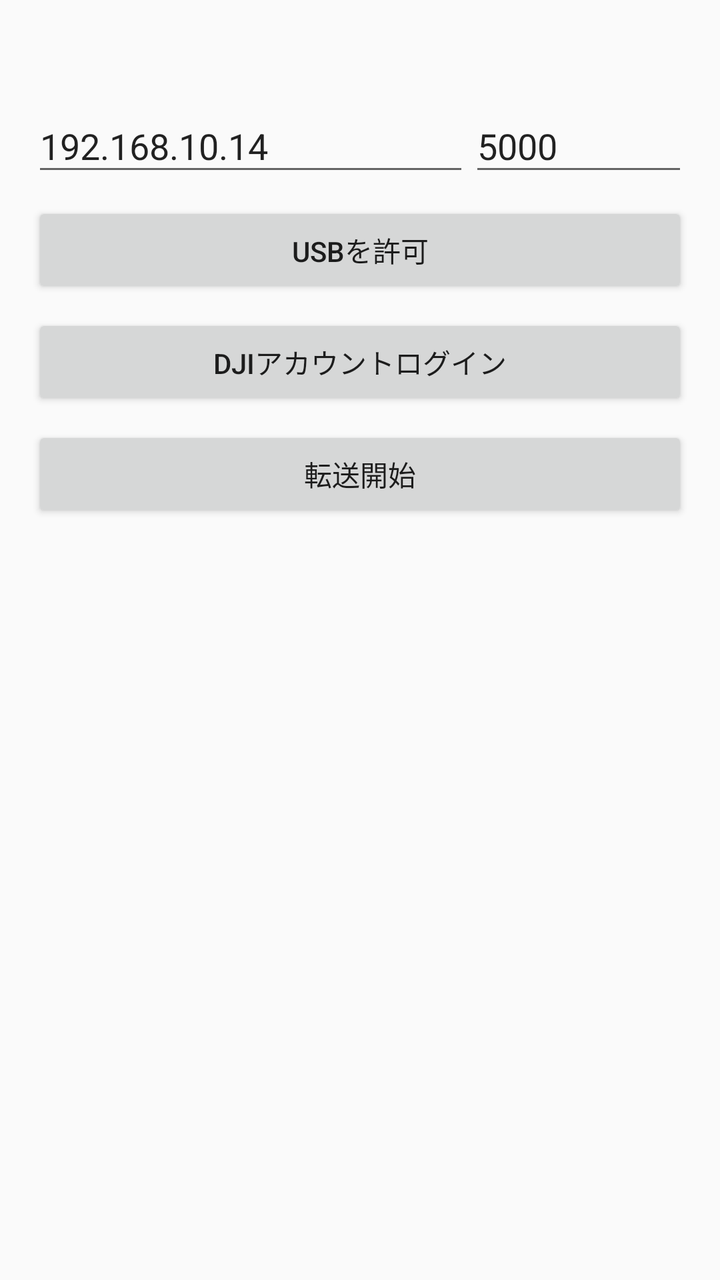
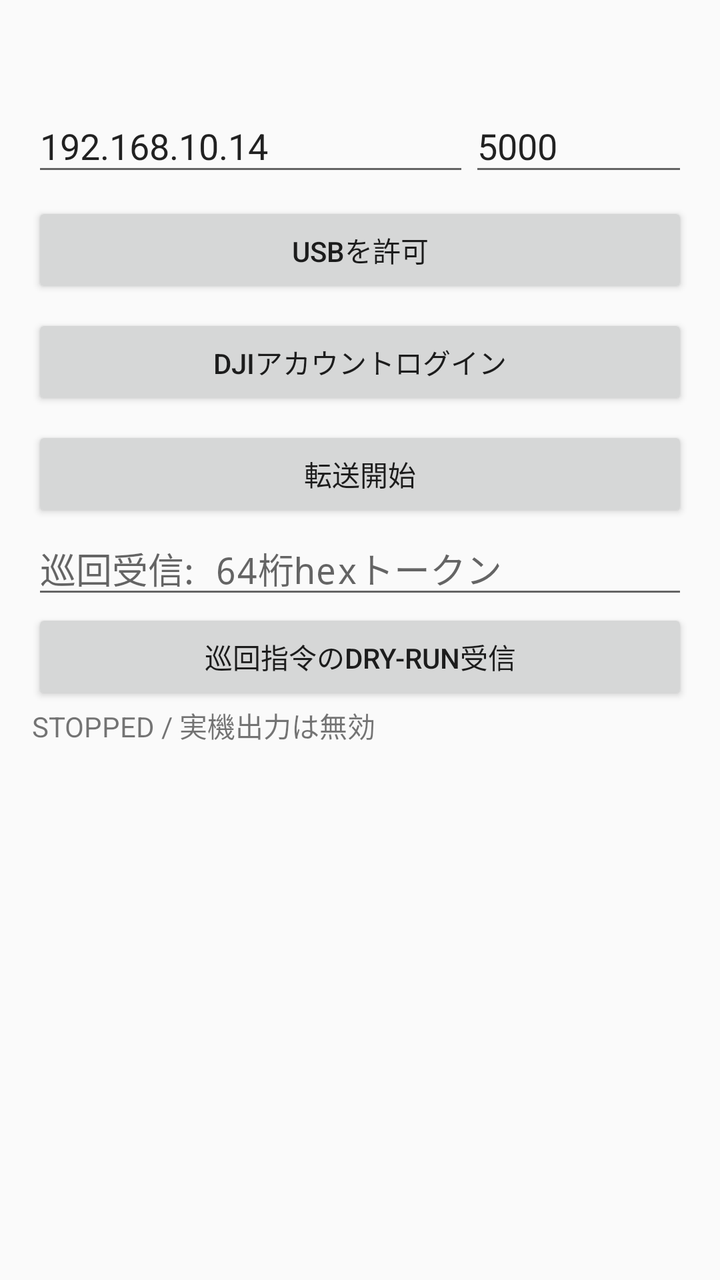

An Android layout rendered at two revisions. The XML below is the earlier revision; the diff shows what the commit changed to produce the second picture.
<!-- AndroidManifest.xml: application theme Theme.mini3_bridge -->
<!-- res/layout/activity_main.xml -->
<?xml version="1.0" encoding="utf-8"?>
<LinearLayout xmlns:android="http://schemas.android.com/apk/res/android"
    android:layout_width="match_parent"
    android:layout_height="match_parent"
    android:orientation="vertical"
    android:padding="16dp">

    <TextView
        android:id="@+id/statusText"
        android:layout_width="match_parent"
        android:layout_height="wrap_content"
        android:textSize="16sp"
        android:typeface="monospace" />

    <LinearLayout
        android:layout_width="match_parent"
        android:layout_height="wrap_content"
        android:layout_marginTop="12dp"
        android:orientation="horizontal">

        <EditText
            android:id="@+id/hostInput"
            android:layout_width="0dp"
            android:layout_height="wrap_content"
            android:layout_weight="2"
            android:hint="@string/host_hint"
            android:inputType="text"
            android:text="192.168.10.14" />

        <EditText
            android:id="@+id/portInput"
            android:layout_width="0dp"
            android:layout_height="wrap_content"
            android:layout_weight="1"
            android:hint="@string/port_hint"
            android:inputType="number"
            android:text="5000" />
    </LinearLayout>

    <Button
        android:id="@+id/usbButton"
        android:layout_width="match_parent"
        android:layout_height="wrap_content"
        android:layout_marginTop="8dp"
        android:text="@string/usb" />

    <Button
        android:id="@+id/loginButton"
        android:layout_width="match_parent"
        android:layout_height="wrap_content"
        android:layout_marginTop="8dp"
        android:text="@string/login" />

    <Button
        android:id="@+id/toggleButton"
        android:layout_width="match_parent"
        android:layout_height="wrap_content"
        android:layout_marginTop="8dp"
        android:text="@string/start" />

    <TextView
        android:id="@+id/statsText"
        android:layout_width="match_parent"
        android:layout_height="wrap_content"
        android:layout_marginTop="12dp"
        android:textSize="14sp"
        android:typeface="monospace" />
</LinearLayout>
<!-- resources referenced by this layout -->
<resources>
  <string name="host_hint">PC の IP</string>
  <string name="login">DJIアカウントログイン</string>
  <string name="port_hint">ポート</string>
  <string name="start">転送開始</string>
  <string name="usb">USBを許可</string>
  <style name="Theme.mini3_bridge" parent="Theme.AppCompat.Light.NoActionBar" />
</resources>

<!-- the commit's change to res/layout/activity_main.xml (unified diff, before → after) -->
@@ -1,7 +1,10 @@
 <?xml version="1.0" encoding="utf-8"?>
+<ScrollView xmlns:android="http://schemas.android.com/apk/res/android"
+    android:layout_width="match_parent"
+    android:layout_height="match_parent">
 <LinearLayout xmlns:android="http://schemas.android.com/apk/res/android"
     android:layout_width="match_parent"
-    android:layout_height="match_parent"
+    android:layout_height="wrap_content"
     android:orientation="vertical"
     android:padding="16dp">
 
@@ -58,6 +61,26 @@
         android:layout_marginTop="8dp"
         android:text="@string/start" />
 
+    <EditText
+        android:id="@+id/patrolTokenInput"
+        android:layout_width="match_parent"
+        android:layout_height="wrap_content"
+        android:hint="巡回受信: 64桁hexトークン"
+        android:inputType="textPassword"
+        android:maxLines="1" />
+
+    <Button
+        android:id="@+id/patrolButton"
+        android:layout_width="match_parent"
+        android:layout_height="wrap_content"
+        android:text="巡回指令のDry-run受信" />
+
+    <TextView
+        android:id="@+id/patrolStatusText"
+        android:layout_width="match_parent"
+        android:layout_height="wrap_content"
+        android:text="STOPPED / 実機出力は無効" />
+
     <TextView
         android:id="@+id/statsText"
         android:layout_width="match_parent"
@@ -66,3 +89,5 @@
         android:textSize="14sp"
         android:typeface="monospace" />
 </LinearLayout>
+
+</ScrollView>
